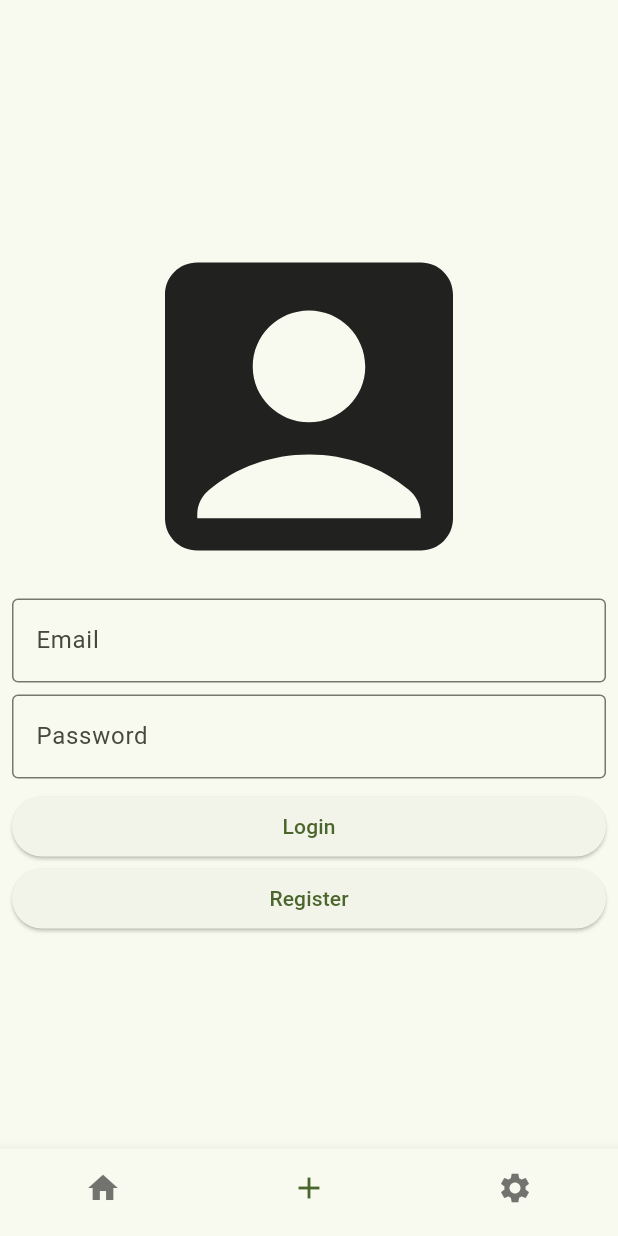
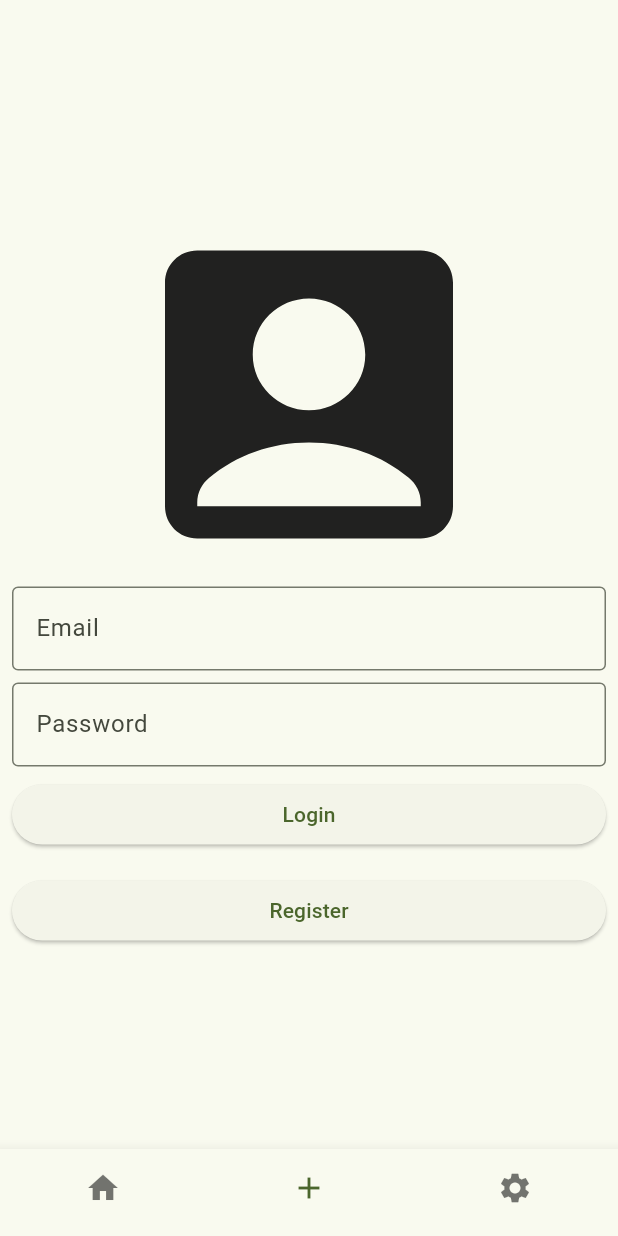
Before and after one commit to ZenMachi/Flutter-Intermediate-Arc, a Flutter app: the screen it shows after launch, item 2 of the bottom bar chosen, on a phone screen of 412 x 824 dp. Run offline on Flutter 3.47's test engine with Material 3 defaults, Android fonts, the phone set to English and light mode, and no system bars; our stand-ins replace audioplayers, camera, email_validator, go_router, image_picker, sizer and 1 more; generated files the repository leaves out were written again; network calls fail.

Commit message:
fix: Moved directories and renamed file

```diff
--- a/Submission/story_app/lib/features/authentication/ui/login_page.dart
+++ b/Submission/story_app/lib/features/authentication/ui/login_page.dart
@@ -59,6 +59,7 @@ class LoginPage extends StatelessWidget {
                 ],
               ),
             ),
+            SizedBox(height: 16),
             ElevatedButton(onPressed: () {}, child: Text("Register"))
           ],
         ),
--- a/Submission/story_app/lib/features/story/data/model/detail_story_response.dart
+++ b/Submission/story_app/lib/features/story/data/remote/model/detail_story_response.dart
@@ -1,5 +1,4 @@
-
-import 'package:story_app/features/story/data/model/story.dart';
+import 'package:story_app/features/story/data/remote/model/story.dart';
 
 class DetailStoryResponse {
   bool error;
--- a/Submission/story_app/lib/features/story/data/model/stories_response.dart
+++ b/Submission/story_app/lib/features/story/data/remote/model/stories_response.dart
@@ -1,5 +1,4 @@
-
-import 'package:story_app/features/story/data/model/story.dart';
+import 'package:story_app/features/story/data/remote/model/story.dart';
 
 class StoriesResponse {
   bool error;
--- a/Submission/story_app/lib/features/story/data/remote/remote_data_source.dart
+++ b/Submission/story_app/lib/features/story/data/remote/remote_data_source.dart
@@ -1,9 +1,8 @@
 import 'dart:convert';
 import 'dart:io';
-
 import 'package:http/http.dart' show Client;
-import 'package:story_app/features/story/data/model/detail_story_response.dart';
-import 'package:story_app/features/story/data/model/stories_response.dart';
+import 'package:story_app/features/story/data/remote/model/detail_story_response.dart';
+import 'package:story_app/features/story/data/remote/model/stories_response.dart';
 
 class RemoteDataSource {
   static const _baseUrl = "story-api.dicoding.dev";
--- a/Submission/story_app/lib/features/story/provider/api_provider.dart
+++ b/Submission/story_app/lib/features/story/provider/story_provider.dart
@@ -1,12 +1,11 @@
 import 'dart:developer';
-
 import 'package:flutter/cupertino.dart';
-import 'package:story_app/features/story/data/model/detail_story_response.dart';
-import 'package:story_app/features/story/data/model/stories_response.dart';
+import 'package:story_app/features/story/data/remote/model/detail_story_response.dart';
+import 'package:story_app/features/story/data/remote/model/stories_response.dart';
 import 'package:story_app/features/story/data/remote/remote_data_source.dart';
 import 'package:story_app/utils/result_state.dart';
 
-class ApiProvider extends ChangeNotifier {
+class StoryProvider extends ChangeNotifier {
   final RemoteDataSource apiService;
   late ResultState _state;
 
@@ -21,7 +20,7 @@ class ApiProvider extends ChangeNotifier {
 
   DetailStoryResponse get storyDetailResult => _detailStoryResponse;
 
-  ApiProvider({required this.apiService});
+  StoryProvider({required this.apiService});
 
   Future<dynamic> fetchStories() async {
     try {
--- a/Submission/story_app/lib/features/story/ui/story_detail_page.dart
+++ b/Submission/story_app/lib/features/story/ui/story_detail_page.dart
@@ -1,7 +1,7 @@
 import 'package:flutter/material.dart';
 import 'package:provider/provider.dart';
 import 'package:sizer/sizer.dart';
-import 'package:story_app/features/story/provider/api_provider.dart';
+import 'package:story_app/features/story/provider/story_provider.dart';
 import 'package:story_app/utils/date_time_extension.dart';
 import 'package:story_app/utils/result_state.dart';
 
@@ -17,7 +17,7 @@ class StoryDetailPage extends StatefulWidget {
 class _StoryDetailPageState extends State<StoryDetailPage> {
   @override
   Widget build(BuildContext context) {
-    return Consumer<ApiProvider>(
+    return Consumer<StoryProvider>(
       builder: (context, provider, child) {
         if (provider.state == ResultState.loading) {
           return const Center(
--- a/Submission/story_app/lib/features/story/ui/story_page.dart
+++ b/Submission/story_app/lib/features/story/ui/story_page.dart
@@ -2,7 +2,7 @@ import 'package:flutter/material.dart';
 import 'package:go_router/go_router.dart';
 import 'package:provider/provider.dart';
 import 'package:story_app/common/constants.dart';
-import 'package:story_app/features/story/provider/api_provider.dart';
+import 'package:story_app/features/story/provider/story_provider.dart';
 import 'package:story_app/features/story/widgets/card_story.dart';
 import 'package:story_app/utils/result_state.dart';
 
@@ -11,7 +11,7 @@ class StoryPage extends StatelessWidget {
 
   @override
   Widget build(BuildContext context) {
-    return Consumer<ApiProvider>(
+    return Consumer<StoryProvider>(
       builder: (context, provider, child) {
         if (provider.state == ResultState.loading) {
           return const Center(
@@ -36,7 +36,7 @@ class StoryPage extends StatelessWidget {
 
                   return CardStory(
                     onTap: () {
-                      Provider.of<ApiProvider>(context, listen: false)
+                      Provider.of<StoryProvider>(context, listen: false)
                           .fetchDetailStory(id);
                       context.goNamed(Routes.storyDetailsNamedPage,
                           pathParameters: params);
--- a/Submission/story_app/lib/main.dart
+++ b/Submission/story_app/lib/main.dart
@@ -7,7 +7,7 @@ import 'package:story_app/common/url_strategy.dart';
 import 'package:story_app/features/authentication/ui/login_page.dart';
 import 'package:story_app/features/authentication/ui/register_page.dart';
 import 'package:story_app/features/story/data/remote/remote_data_source.dart';
-import 'package:story_app/features/story/provider/api_provider.dart';
+import 'package:story_app/features/story/provider/story_provider.dart';
 import 'package:story_app/home_page.dart';
 import 'package:story_app/routes/app_routes.dart';
 
@@ -27,7 +27,7 @@ class MyApp extends StatelessWidget {
           providers: [
             ChangeNotifierProvider(
               create: (context) =>
-                  ApiProvider(apiService: RemoteDataSource(Client()))..fetchStories(),
+                  StoryProvider(apiService: RemoteDataSource(Client()))..fetchStories(),
             ),
           ],
           child: MaterialApp.router(
```
Also changed, not shown: Submission/story_app/lib/features/story/data/remote/model/story.dart (renamed from Submission/story_app/lib/features/story/data/model/story.dart).
